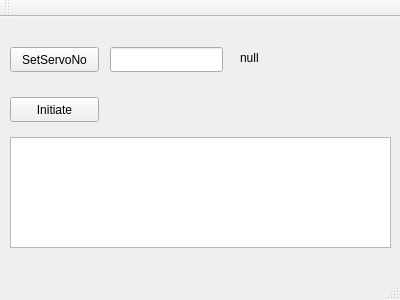
Qt form IRSGUI/mainwindow.ui (yhlmaybe/Intelligent-Robot-System) before a commit.
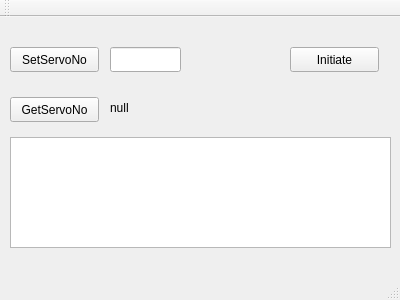
The same form after that commit.

Patch:
```diff
--- a/IRSGUI/mainwindow.ui
+++ b/IRSGUI/mainwindow.ui
@@ -30,8 +30,8 @@
    <widget class="QLabel" name="ServoNo_Lable">
     <property name="geometry">
      <rect>
-      <x>240</x>
-      <y>30</y>
+      <x>110</x>
+      <y>80</y>
       <width>71</width>
       <height>21</height>
      </rect>
@@ -45,7 +45,7 @@
      <rect>
       <x>110</x>
       <y>30</y>
-      <width>113</width>
+      <width>71</width>
       <height>25</height>
      </rect>
     </property>
@@ -53,8 +53,8 @@
    <widget class="QPushButton" name="Initiate_Button">
     <property name="geometry">
      <rect>
-      <x>10</x>
-      <y>80</y>
+      <x>290</x>
+      <y>30</y>
       <width>89</width>
       <height>25</height>
      </rect>
@@ -76,6 +76,19 @@
      <bool>true</bool>
     </property>
    </widget>
+   <widget class="QPushButton" name="GetServoNo_Button">
+    <property name="geometry">
+     <rect>
+      <x>10</x>
+      <y>80</y>
+      <width>89</width>
+      <height>25</height>
+     </rect>
+    </property>
+    <property name="text">
+     <string>GetServoNo</string>
+    </property>
+   </widget>
   </widget>
   <widget class="QMenuBar" name="menuBar">
    <property name="geometry">
```
